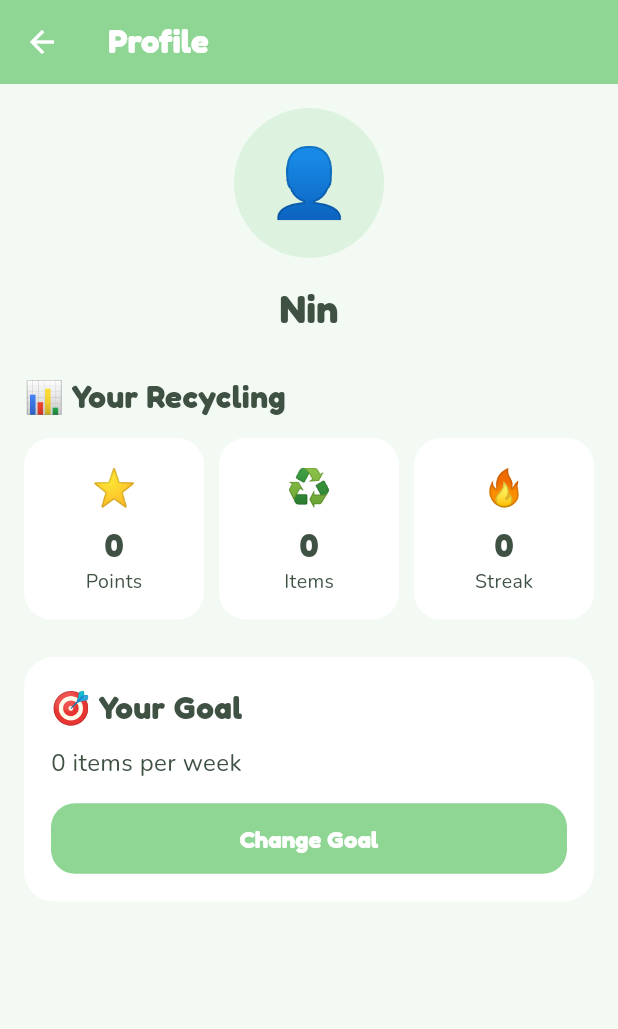
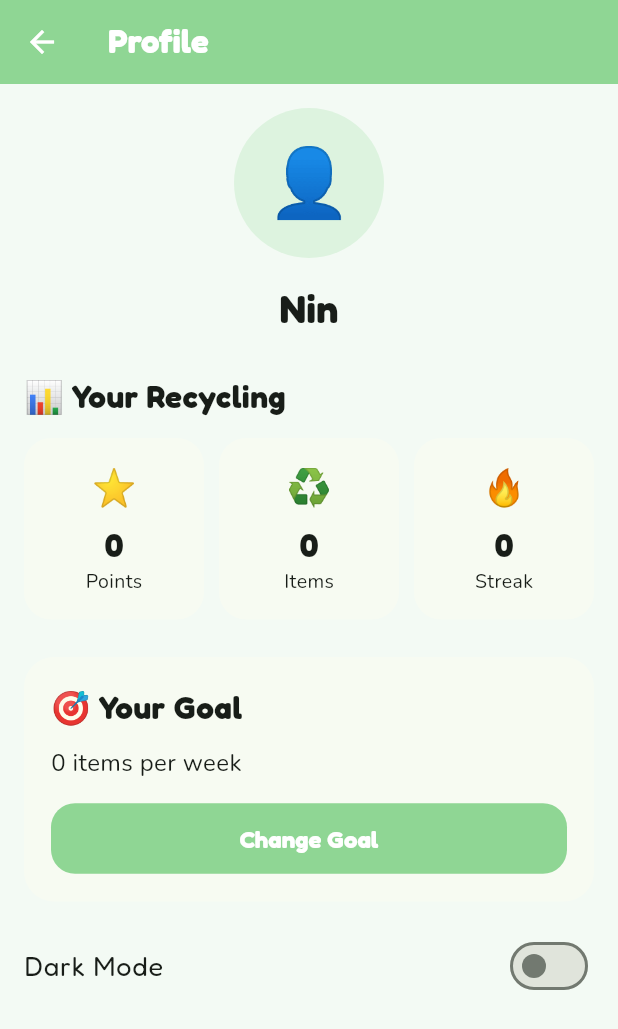
Before and after one commit to Nia-may/RecycleGo_App, a Flutter app: the HomePage screen opened directly with empty values, after a tap on the "account circle" icon, on a phone screen of 412 x 824 dp. Shown: the top 1029 px of the screen. Run offline on Flutter 3.47's test engine with Material 3 defaults, Android fonts, the phone set to English and light mode, and no system bars; our stand-ins replace google_fonts, image_picker.

Commit message:
Update dark mode

```diff
--- a/lib/main.dart
+++ b/lib/main.dart
@@ -14,43 +14,92 @@ class AppColors {
   static const softGreen = Color(0xFFDDF3DF);
 
   static const text=Color(0xFF3F5143);
+
+  //dark mode palatte
+  static const darkBackground = Color(0xFF18221A);
+  static const darkCard = Color(0xFF26352A);
+  static const darkText = Color(0xFFE8F5E9);
+  static const darkAppBar = Color(0xFF3F6544);
+
 }
 
-void main() {
-  runApp(const RecycleGoApp());
-}
+class AppTheme{
+  static ThemeData lightTheme(){
+    return ThemeData(
+      brightness: Brightness.light,
+      scaffoldBackgroundColor: AppColors.background,
 
-class RecycleGoApp extends StatelessWidget {
-  const RecycleGoApp({super.key});
-  // This widget is the root of your application.
+      textTheme: GoogleFonts.nunitoTextTheme(),
 
-  @override
-  Widget build(BuildContext context) {
-    return MaterialApp(
-      title: 'RecycleGo',
+      colorScheme: ColorScheme.fromSeed(
+        seedColor: AppColors.primary,
+        brightness: Brightness.light,
+      ),
 
-      theme: ThemeData(
-        scaffoldBackgroundColor: AppColors.background,
+      appBarTheme: AppBarTheme(
+        backgroundColor: AppColors.primary,
+        foregroundColor: AppColors.white,
+        elevation: 0,
+        titleTextStyle: GoogleFonts.fredoka(
+          color: AppColors.white,
+          fontSize: 22,
+          fontWeight: FontWeight.bold,
+        ),
+      ),
 
-        textTheme: GoogleFonts.nunitoTextTheme(),
-
-        colorScheme: ColorScheme.fromSeed(seedColor: AppColors.primary,),
-
-        appBarTheme: AppBarTheme(
+      elevatedButtonTheme: ElevatedButtonThemeData(
+        style: ElevatedButton.styleFrom(
           backgroundColor: AppColors.primary,
           foregroundColor: AppColors.white,
           elevation: 0,
+          padding: const EdgeInsets.symmetric(
+            vertical: 14,
+            horizontal: 24,
+          ),
+          shape: RoundedRectangleBorder(
+            borderRadius: BorderRadius.circular(16),
+          ),
+          textStyle: GoogleFonts.fredoka(
+            fontSize: 16,
+            fontWeight: FontWeight.bold,
+          ),
+        ),
+      ),
+    );
+  }
+
+  static ThemeData darkTheme(){
+    return ThemeData(
+      brightness: Brightness.dark,
+
+        scaffoldBackgroundColor: AppColors.darkBackground,
+
+        textTheme: GoogleFonts.nunitoTextTheme(
+          ThemeData.dark().textTheme,
+        ),
+
+        colorScheme: ColorScheme.fromSeed(seedColor: AppColors.primary,
+        brightness: Brightness.dark,),
+
+        appBarTheme: AppBarTheme(
+          backgroundColor: AppColors.darkAppBar,
+          foregroundColor: AppColors.darkText,
+          elevation: 0,
           titleTextStyle: GoogleFonts.fredoka(
-            color: AppColors.white,
+            color: AppColors.darkText,
             fontSize: 22,
             fontWeight: FontWeight.bold,
           ),
         ),
 
+        cardTheme: CardThemeData(
+          color: AppColors.darkCard,
+        ),
+
         elevatedButtonTheme: ElevatedButtonThemeData(
           style: ElevatedButton.styleFrom(
             backgroundColor: AppColors.primary,
-            foregroundColor:AppColors.white,
+            foregroundColor: const Color(0xFF18301B),
             elevation: 0,
             padding: const EdgeInsets.symmetric(
               vertical: 14,
@@ -65,7 +114,42 @@ class RecycleGoApp extends StatelessWidget {
             ),
           ),
         ),
-      ),
+
+        inputDecorationTheme: InputDecorationTheme(
+          filled: true,
+          fillColor: AppColors.darkCard,
+
+          border: OutlineInputBorder(
+            borderRadius: BorderRadius.circular(12),
+          ),
+        ),
+      );
+  }
+}
+
+void main() {
+  runApp(const RecycleGoApp());
+}
+
+class RecycleGoApp extends StatefulWidget {
+  const RecycleGoApp({super.key});
+
+  @override
+  State<RecycleGoApp> createState()=> _RecycleGoAppState();
+  // This widget is the root of your application.
+}
+
+class _RecycleGoAppState extends State<RecycleGoApp>{
+  bool isDarkMode =false;
+
+  @override
+  Widget build(BuildContext context) {
+    return MaterialApp(
+      title: 'RecycleGo',
+
+      theme: AppTheme.lightTheme(),
+      darkTheme: AppTheme.darkTheme(),
+      themeMode: isDarkMode? ThemeMode.dark: ThemeMode.light,
       home: const WeeklyGoalPage(),
     );
   }
@@ -204,7 +288,6 @@ class _profilePageState extends State<ProfilePage>{
   @override
   Widget build(BuildContext context){
     return Scaffold(
-      backgroundColor: AppColors.background,
 
       appBar: AppBar(
         title: const Text('Profile'),
@@ -232,7 +315,7 @@ class _profilePageState extends State<ProfilePage>{
               style: GoogleFonts.fredoka(
                 fontSize: 26,
                 fontWeight: FontWeight.bold,
-                color: AppColors.text,
+                color: Theme.of(context).colorScheme.onSurface,
               ),
             ),
 
@@ -245,7 +328,7 @@ class _profilePageState extends State<ProfilePage>{
                 style: GoogleFonts.fredoka(
                   fontSize: 21,
                   fontWeight: FontWeight.bold,
-                  color: AppColors.text,
+                  color: Theme.of(context).colorScheme.onSurface,
                 ),
               ),
             ),
@@ -285,7 +368,7 @@ class _profilePageState extends State<ProfilePage>{
               width: double.infinity,
               padding: const EdgeInsets.all(18),
               decoration: BoxDecoration(
-                color: AppColors.white,
+                color: Theme.of(context).cardColor,
                 borderRadius: BorderRadius.circular(20),
               ),
 
@@ -298,7 +381,7 @@ class _profilePageState extends State<ProfilePage>{
                     style: GoogleFonts.fredoka(
                       fontSize: 21,
                       fontWeight: FontWeight.bold,
-                      color: AppColors.text,
+                      color: Theme.of(context).colorScheme.onSurface
                     ),
                   ),
 
@@ -308,7 +391,7 @@ class _profilePageState extends State<ProfilePage>{
                     '${widget.weeklyGoal} items per week',
                     style: GoogleFonts.nunito(
                       fontSize: 16,
-                      color: AppColors.text,
+                      color: Theme.of(context).colorScheme.onSurface
                     ),
                   ),
 
@@ -376,6 +459,28 @@ class _profilePageState extends State<ProfilePage>{
                 ],
               ),
             ),
+
+            const SizedBox(height: 15),
+
+            SwitchListTile(
+              contentPadding: EdgeInsets.zero,
+              title: Text(
+                'Dark Mode',
+                style: GoogleFonts.fredoka(
+                  fontSize: 18,
+                  color: Theme.of(context).colorScheme.onSurface,
+                ),
+              ),
+              value: Theme.of(context).brightness == Brightness.dark,
+              onChanged: (value){
+                final appState = context
+                .findAncestorStateOfType<_RecycleGoAppState>();
+
+                appState?.setState(() {
+                  appState.isDarkMode = value;
+                });
+              },
+            ),
           ],
         ),
       ),
@@ -390,7 +495,7 @@ class _profilePageState extends State<ProfilePage>{
     return Container(
       padding: const EdgeInsets.symmetric(vertical: 16),
       decoration: BoxDecoration(
-        color: AppColors.white,
+        color: Theme.of(context).cardColor,
         borderRadius: BorderRadius.circular(18),
       ),
 
@@ -408,7 +513,7 @@ class _profilePageState extends State<ProfilePage>{
             style: GoogleFonts.fredoka(
               fontSize: 22,
               fontWeight: FontWeight.bold,
-              color: AppColors.text,
+              color: Theme.of(context).colorScheme.onSurface,
             ),
           ),
 
@@ -416,7 +521,7 @@ class _profilePageState extends State<ProfilePage>{
             label,
             style: GoogleFonts.nunito(
               fontSize: 13,
-              color: AppColors.text,
+              color: Theme.of(context).colorScheme.onSurface,
             ),
           ),
         ],
@@ -497,7 +602,7 @@ class ActivityPage extends StatelessWidget {
                   Container(
                     padding: const EdgeInsets.symmetric(vertical: 5, horizontal: 10),
                     decoration: BoxDecoration(
-                      color: Colors.green.shade100,
+                      color: Theme.of(context).cardColor,
                       borderRadius: BorderRadius.circular(20),
                     ),
                     child: Text('+${activity.points} pts',
@@ -561,15 +666,9 @@ class _HomePageState extends State<HomePage> {
     final displayedActivities = recentActivities.take(3).toList();
 
     return Scaffold(
-      backgroundColor: AppColors.background,
+      backgroundColor: Theme.of(context).scaffoldBackgroundColor,
       appBar: AppBar(
-        backgroundColor: AppColors.primary,
-        title: Text('RecycleGo',
-        style: GoogleFonts.fredoka(
-          color: AppColors.white,
-          fontWeight: FontWeight.bold,
-          fontSize: 22,
-        ),),
+        title: Text('RecycleGo'),
 
         actions: [
           IconButton(
@@ -586,9 +685,7 @@ class _HomePageState extends State<HomePage> {
               }
             },
             icon: const Icon(
-              Icons.account_circle,
-              color: AppColors.white,
-              size: 30,
+              Icons.account_circle
             ),
           ),
           const SizedBox(width: 8),
@@ -604,7 +701,7 @@ class _HomePageState extends State<HomePage> {
                style: GoogleFonts.fredoka(
                 fontSize: 28,
                 fontWeight: FontWeight.bold,
-                color: AppColors.text,
+                color: Theme.of(context).colorScheme.onSurface,
               ),
          ),
 
@@ -617,7 +714,7 @@ class _HomePageState extends State<HomePage> {
                   padding: const EdgeInsets.all(16),
                   decoration: BoxDecoration(
                     borderRadius: BorderRadius.circular(12),
-                    color: Colors.green.shade50,
+                    color: Theme.of(context).cardColor,
                   ),
                   child: Column(children: [
                     Text('⭐',
@@ -629,12 +726,12 @@ class _HomePageState extends State<HomePage> {
                     style: GoogleFonts.fredoka(
                       fontSize: 24,
                       fontWeight: FontWeight.bold,
-                      color: AppColors.text,
+                      color: Theme.of(context).colorScheme.onSurface,
                     ),),
                     Text('Points',
                     style: GoogleFonts.nunito(
                       fontSize: 14,
-                      color: AppColors.text,
+                      color: Theme.of(context).colorScheme.onSurface,
                     ),),
                   ],),
                 ),
@@ -645,7 +742,7 @@ class _HomePageState extends State<HomePage> {
                   padding: const EdgeInsets.all(16),
                   decoration: BoxDecoration(
                     borderRadius: BorderRadius.circular(20),
-                    color: Colors.green.shade50,
+                    color: Theme.of(context).cardColor,
                   ),
                   child: Column(children: [
                     const Text('♻️', style: TextStyle(fontSize: 24,),),
@@ -656,11 +753,11 @@ class _HomePageState extends State<HomePage> {
                     style: GoogleFonts.fredoka(
                       fontSize: 24,
                       fontWeight: FontWeight.bold,
-                      color: AppColors.text,
+                      color: Theme.of(context).colorScheme.onSurface,
                     ),),
                     Text('Items', style: GoogleFonts.nunito(
                       fontSize: 14,
-                      color: AppColors.text,
+                      color: Theme.of(context).colorScheme.onSurface,
                     ),),
                   ],),
                 ),
@@ -671,7 +768,7 @@ class _HomePageState extends State<HomePage> {
                   padding: const EdgeInsets.all(16),
                   decoration: BoxDecoration(
                     borderRadius: BorderRadius.circular(20),
-                    color: Colors.green.shade50,
+                    color: Theme.of(context).cardColor,
                   ),
                   child: Column(children: [
                     const Text('🔥', style: TextStyle(fontSize: 24),),
@@ -681,12 +778,12 @@ class _HomePageState extends State<HomePage> {
                     Text('$streak', style: GoogleFonts.fredoka(
                       fontSize: 24,
                       fontWeight: FontWeight.bold,
-                      color: AppColors.text,
+                      color: Theme.of(context).colorScheme.onSurface,
                     ),),
                     Text('Streak',
                     style: GoogleFonts.nunito(
                       fontSize: 14,
-                      color: AppColors.text,
+                      color: Theme.of(context).colorScheme.onSurface,
                     ),),
                   ],),
                 ),
@@ -728,7 +825,7 @@ class _HomePageState extends State<HomePage> {
           padding: const EdgeInsets.all(16),
           decoration: BoxDecoration(
             borderRadius: BorderRadius.circular(16),
-            color: Colors.green.shade50,
+            color: Theme.of(context).cardColor,
           ),
           child: Column(
             crossAxisAlignment: CrossAxisAlignment.start,
@@ -738,7 +835,7 @@ class _HomePageState extends State<HomePage> {
                  style: GoogleFonts.fredoka(
                  fontSize: 21,
                  fontWeight: FontWeight.bold,
-                 color: AppColors.text,
+                 color: Theme.of(context).colorScheme.onSurface,
                 ),
               ),
 
@@ -750,7 +847,7 @@ class _HomePageState extends State<HomePage> {
                     value: weeklyGoal == 0 ? 0
                       :(weeklyItems/weeklyGoal).clamp(0.0, 1.0),
                     minHeight: 10,
-                    backgroundColor: AppColors.softBlue,
+                    backgroundColor: Theme.of(context).scaffoldBackgroundColor,
                     valueColor: const AlwaysStoppedAnimation<Color>(AppColors.primary),),
                 ),
 
@@ -768,7 +865,7 @@ class _HomePageState extends State<HomePage> {
           padding: const EdgeInsets.all(16),
           decoration: BoxDecoration(
             borderRadius: BorderRadius.circular(16),
-            color: Colors.blue.shade50,
+            color: Theme.of(context).cardColor,
           ),
           child: Column(
             crossAxisAlignment: CrossAxisAlignment.start,
@@ -778,7 +875,7 @@ class _HomePageState extends State<HomePage> {
                 style: GoogleFonts.fredoka(
                 fontSize: 21,
                 fontWeight: FontWeight.bold,
-                color: AppColors.text,
+                color: Theme.of(context).colorScheme.onSurface,
               ),
             ),
 
```
